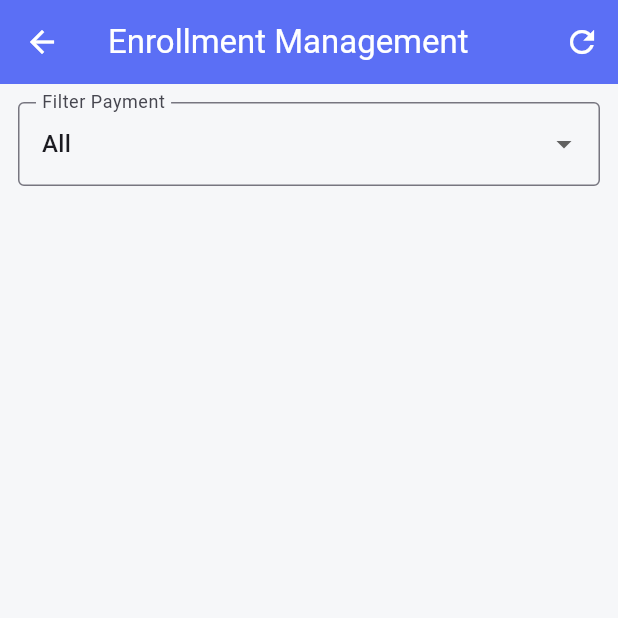
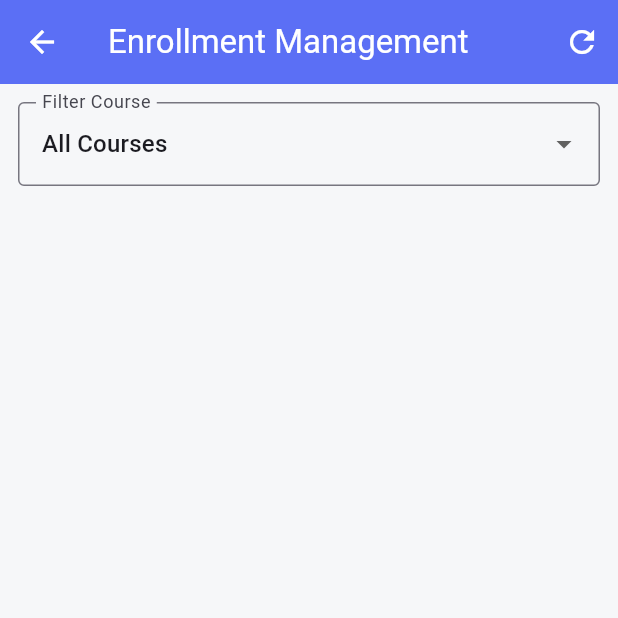
Before and after one commit to Mochaliew/Mobile-Assignment, a Flutter app: the EnrollmentManagement screen opened directly, after a tap on the "refresh" icon, on a phone screen of 412 x 824 dp, the top half of it. Run offline on Flutter 3.47's test engine with Material 3 defaults, Android fonts, the phone set to English and light mode, and no system bars; our stand-ins replace file_picker, fl_chart, share_plus, supabase_flutter; accounts and stored records are empty.

Commit message:
enrollment n transaction

```diff
--- a/lib/admin_screens/admin_dashboard.dart
+++ b/lib/admin_screens/admin_dashboard.dart
@@ -339,7 +339,7 @@ class _AdminDashboardState extends State<AdminDashboard> {
                   Navigator.push(
                     context,
                     MaterialPageRoute(builder: (_) => const ManageStudents()),
-                  );
+                  ).then((_) => fetchDashboard());
                 },
               ),
 
--- a/lib/admin_screens/enrollment_management.dart
+++ b/lib/admin_screens/enrollment_management.dart
@@ -13,34 +13,59 @@ class _EnrollmentManagementState extends State<EnrollmentManagement> {
 
   bool _isLoading = false;
   List<dynamic> enrollments = [];
-  String filter = 'All';
 
-  final filters = ['All', 'Paid', 'Unpaid'];
+  String selectedCourse = 'All Courses';
+  List<String> courseFilters = ['All Courses'];
 
   @override
   void initState() {
     super.initState();
+    fetchCourses();
     fetchEnrollments();
+  }
+
+  Future<void> fetchCourses() async {
+    try {
+      final response = await supabase
+          .from('courses')
+          .select('title')
+          .order('title', ascending: true);
+
+      setState(() {
+        courseFilters = [
+          'All Courses',
+          ...response.map<String>((c) => c['title'].toString()).toList(),
+        ];
+      });
+    } catch (e) {
+      showMessage('Error loading courses: $e');
+    }
   }
 
   Future<void> fetchEnrollments() async {
     setState(() => _isLoading = true);
 
     try {
-      var query = supabase.from('enrollments').select(
-          'enrollment_id, enrolled_at, payment_status, payment_method, amount_paid, students(users(full_name, email)), courses(title)');
+      var query = supabase.from('enrollments').select('''
+        enrollment_id,
+        enrolled_at,
+        users(full_name, email),
+        courses(title)
+      ''');
 
-      if (filter == 'Paid') {
-        query = query.eq('payment_status', true);
-      } else if (filter == 'Unpaid') {
-        query = query.eq('payment_status', false);
+      final response = await query.order('enrolled_at', ascending: false);
+
+      List<dynamic> filtered = response;
+
+      if (selectedCourse != 'All Courses') {
+        filtered = response.where((e) {
+          final course = e['courses'];
+          return course?['title'] == selectedCourse;
+        }).toList();
       }
 
-      final response =
-      await query.order('enrolled_at', ascending: false);
-
       setState(() {
-        enrollments = response;
+        enrollments = filtered;
       });
     } catch (e) {
       showMessage('Error loading enrollments: $e');
@@ -70,7 +95,10 @@ class _EnrollmentManagementState extends State<EnrollmentManagement> {
         foregroundColor: Colors.white,
         actions: [
           IconButton(
-            onPressed: fetchEnrollments,
+            onPressed: () {
+              fetchCourses();
+              fetchEnrollments();
+            },
             icon: const Icon(Icons.refresh),
           ),
         ],
@@ -80,24 +108,25 @@ class _EnrollmentManagementState extends State<EnrollmentManagement> {
           Padding(
             padding: const EdgeInsets.all(12),
             child: DropdownButtonFormField<String>(
-              value: filter,
+              value: selectedCourse,
               decoration: const InputDecoration(
-                labelText: 'Filter Payment',
+                labelText: 'Filter Course',
                 border: OutlineInputBorder(),
               ),
-              items: filters.map((f) {
+              items: courseFilters.map((course) {
                 return DropdownMenuItem(
-                  value: f,
-                  child: Text(f),
+                  value: course,
+                  child: Text(course),
                 );
               }).toList(),
               onChanged: (value) {
                 if (value == null) return;
-                setState(() => filter = value);
+                setState(() => selectedCourse = value);
                 fetchEnrollments();
               },
             ),
           ),
+
           Expanded(
             child: _isLoading
                 ? const Center(child: CircularProgressIndicator())
@@ -108,22 +137,15 @@ class _EnrollmentManagementState extends State<EnrollmentManagement> {
               itemCount: enrollments.length,
               itemBuilder: (context, index) {
                 final e = enrollments[index];
-                final student = e['students']?['users'];
+                final student = e['users'];
                 final course = e['courses'];
 
                 return Card(
                   margin: const EdgeInsets.only(bottom: 12),
                   child: ListTile(
-                    leading: CircleAvatar(
-                      backgroundColor: e['payment_status']
-                          ? Colors.green
-                          : Colors.red,
-                      child: Icon(
-                        e['payment_status']
-                            ? Icons.check
-                            : Icons.close,
-                        color: Colors.white,
-                      ),
+                    leading: const CircleAvatar(
+                      backgroundColor: Color(0xFF5B6FF5),
+                      child: Icon(Icons.school, color: Colors.white),
                     ),
                     title: Text(course?['title'] ?? 'Unknown Course'),
                     subtitle: Column(
@@ -131,18 +153,8 @@ class _EnrollmentManagementState extends State<EnrollmentManagement> {
                       children: [
                         Text('Student: ${student?['full_name'] ?? '-'}'),
                         Text('Email: ${student?['email'] ?? '-'}'),
-                        Text('Payment: ${e['payment_method'] ?? '-'}'),
                         Text('Date: ${formatDate(e['enrolled_at'])}'),
                       ],
-                    ),
-                    trailing: Text(
-                      'RM ${e['amount_paid'] ?? 0}',
-                      style: TextStyle(
-                        fontWeight: FontWeight.bold,
-                        color: e['payment_status']
-                            ? Colors.green
-                            : Colors.red,
-                      ),
                     ),
                   ),
                 );
--- a/pubspec.yaml
+++ b/pubspec.yaml
@@ -14,6 +14,8 @@ dependencies:
   supabase_flutter: ^2.12.4
   url_launcher: ^6.3.1
   fl_chart: ^0.68.0
+  path_provider: ^2.1.2
+  share_plus: ^10.0.2
 
 dev_dependencies:
   flutter_test:
```
Also changed, not shown: lib/admin_screens/audit_logs.dart (+8 -3 lines), lib/admin_screens/manage_students.dart (+6 -9 lines), lib/admin_screens/transactions.dart (+125 -14 lines), pubspec.lock.
